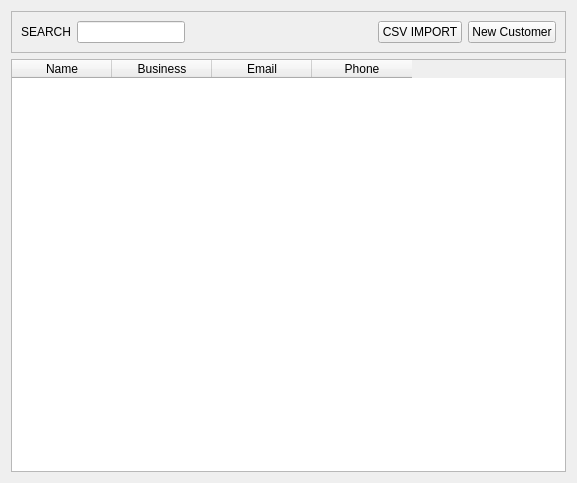
The window that contacts_customer.ui (hbmftw/OSI-Invoicing) describes before a commit, drawn with Qt 5.
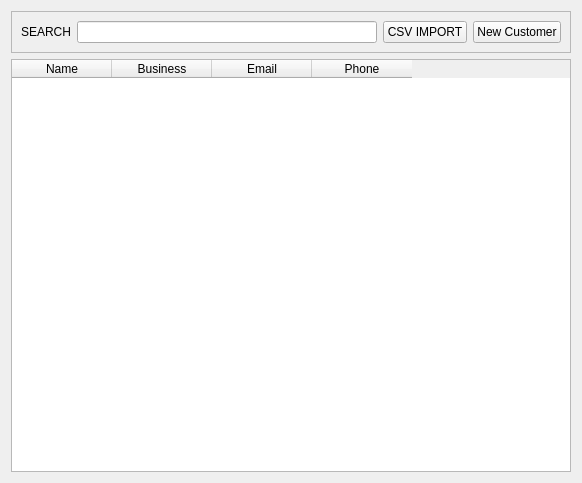
The same window after the commit.

Patch:
```diff
--- a/contacts_customer.ui
+++ b/contacts_customer.ui
@@ -44,6 +44,12 @@
           <verstretch>0</verstretch>
          </sizepolicy>
         </property>
+        <property name="minimumSize">
+         <size>
+          <width>300</width>
+          <height>0</height>
+         </size>
+        </property>
         <property name="maximumSize">
          <size>
           <width>400</width>
```
